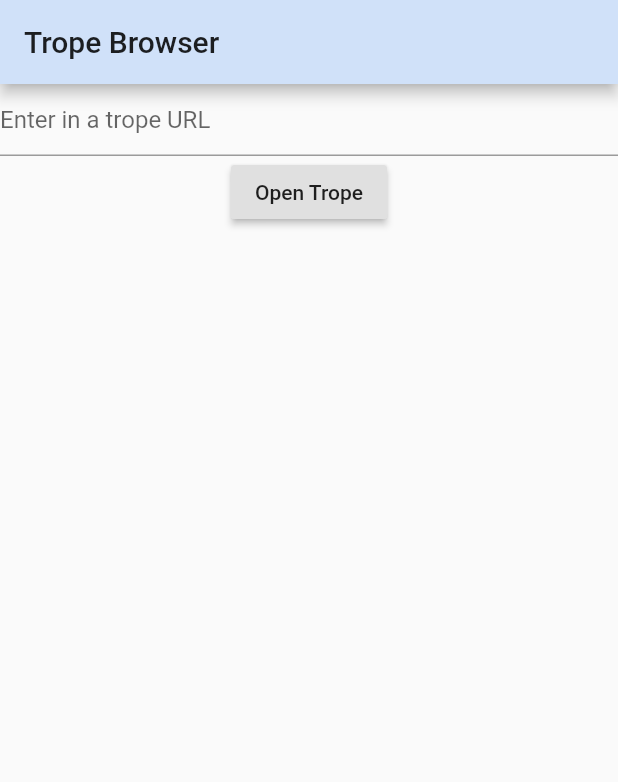
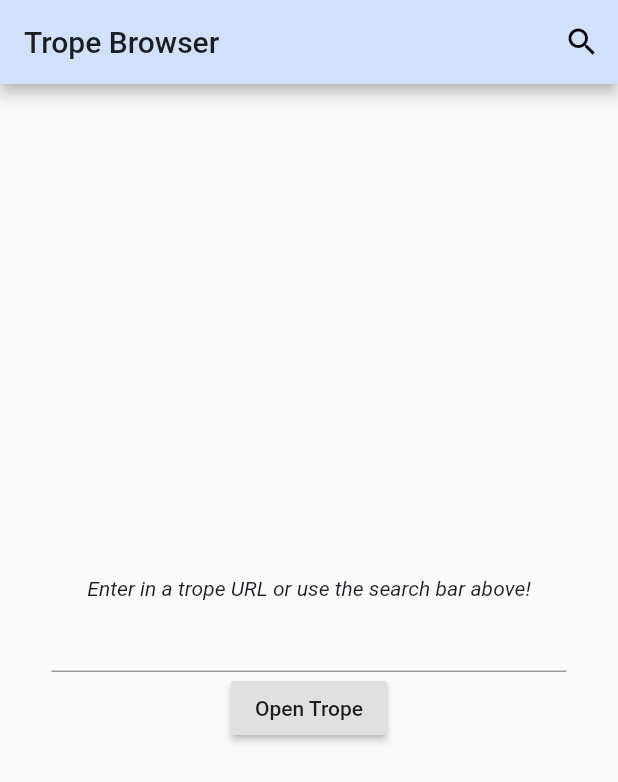
Before and after one commit to butteredwaffles/tropebrowser, a Flutter app: the screen it shows after launch, on a phone screen of 412 x 824 dp. Shown: the top 782 px of the screen. Run offline on Flutter 3.47's test engine with Material 2 defaults, Android fonts, the light colour scheme and no system bars; our stand-ins replace shared_preferences; missing offline and left inert: flutter_inappbrowser; Roboto replaces fonts that are missing (Helvetica).

Commit message:
Add search functionality & clean up UI a bit

```diff
--- a/lib/main.dart
+++ b/lib/main.dart
@@ -1,4 +1,5 @@
 import 'package:flutter/material.dart';
+import 'package:tropebrowser/searchbar.dart';
 import 'package:tropebrowser/webview.dart';
 
 // Reference URL: https://tvtropes.org/pmwiki/pmwiki.php/Main/CameraAbuse
@@ -52,24 +53,27 @@
 
 class _MainPageState extends State<MainPage> {
   final GlobalKey<FormState> _formKey = GlobalKey<FormState>();
+  final GlobalKey<_MainPageState> myState = GlobalKey<_MainPageState>();
   String _url = "";
+  String title = "Trope Browser";
 
   @override
   Widget build(BuildContext context) {
     return Scaffold(
-      appBar: AppBar(
-        title: Text("Trope Browser")
-      ),
+      appBar: TropeAppBar(title: title),
       body: Center(
         child: Form(
           key: _formKey,
           child: Column(
+            mainAxisAlignment: MainAxisAlignment.center,
+            crossAxisAlignment: CrossAxisAlignment.center,
             children: [
-              TextFormField(
-                decoration: InputDecoration(
-                  hintText: "Enter in a trope URL"
-                ),
-                onSaved: (v) => _url = v,
+              Text("Enter in a trope URL or use the search bar above!", style: Theme.of(context).textTheme.caption),
+              Container(
+                width: MediaQuery.of(context).size.width / 1.2,
+                child: TextFormField(
+                  onSaved: (v) => _url = v,
+                )
               ),
               RaisedButton(
                 child: Text("Open Trope"),
--- /dev/null
+++ b/lib/searchbar.dart
@@ -0,0 +1,106 @@
+import 'package:flutter/material.dart';
+import 'package:tropebrowser/webview.dart';
+
+class TropeAppBar extends StatefulWidget implements PreferredSizeWidget {
+  TropeAppBar({ Key key, this.title}) : super(key: key);
+
+  final String title;
+  @override
+  _TropeAppBarState createState() => new _TropeAppBarState();
+
+  @override
+  Size get preferredSize => AppBar().preferredSize;
+
+
+}
+
+class _TropeAppBarState extends State<TropeAppBar>
+{
+  Widget appBarTitle;
+  Icon actionIcon = new Icon(Icons.search);
+  final key = new GlobalKey<ScaffoldState>();
+  final TextEditingController _searchQuery = new TextEditingController();
+  bool _IsSearching = false;
+  bool _titleIsTextField = false;
+
+  _TropeAppBarState() {
+    _searchQuery.addListener(() {
+      if (_searchQuery.text.isEmpty) {
+        setState(() {
+          _IsSearching = false;
+        });
+      }
+      else {
+        setState(() {
+          _IsSearching = true;
+        });
+      }
+    });
+  }
+
+  @override
+  void initState() {
+    super.initState();
+    _IsSearching = false;
+  }
+
+  @override
+  Widget build(BuildContext context) {
+    if (!_titleIsTextField) {
+      appBarTitle = Text(widget.title);
+    }
+    return buildBar(context);
+  }
+
+
+  Widget buildBar(BuildContext context) {
+    return new AppBar(
+        title: appBarTitle,
+        actions: <Widget>[
+          new IconButton(icon: actionIcon, onPressed: () {
+            setState(() {
+              if (this.actionIcon.icon == Icons.search) {
+                _titleIsTextField = true;
+                this.actionIcon = new Icon(Icons.close);
+                this.appBarTitle = new TextField(
+                  autofocus: true,
+                  controller: _searchQuery,
+                  onSubmitted: search,
+                  decoration: new InputDecoration(
+                      prefixIcon: new Icon(Icons.search, color: Colors.black),
+                      hintText: "Search TVTropes...",
+                  ),
+                );
+                _handleSearchStart();
+              }
+              else {
+                _handleSearchEnd();
+              }
+            });
+          },),
+        ]
+    );
+  }
+
+  void _handleSearchStart() {
+    setState(() {
+      _IsSearching = true;
+    });
+  }
+
+  void _handleSearchEnd() {
+    setState(() {
+      _titleIsTextField = false;
+      this.actionIcon = new Icon(Icons.search);
+      this.appBarTitle = Text(widget.title);
+      _IsSearching = false;
+      _searchQuery.clear();
+    });
+  }
+
+  void search(String searchTerm) {
+    _handleSearchEnd();
+    Navigator.push(context, MaterialPageRoute(builder: (context) => TVTropeWidget(url: "https://tvtropes.org/pmwiki/elastic_search_result.php?q=$searchTerm&page_type=all&search_type=article")));
+  }
+
+}
```
Also changed, not shown: lib/webview.dart (+4 -19 lines).
